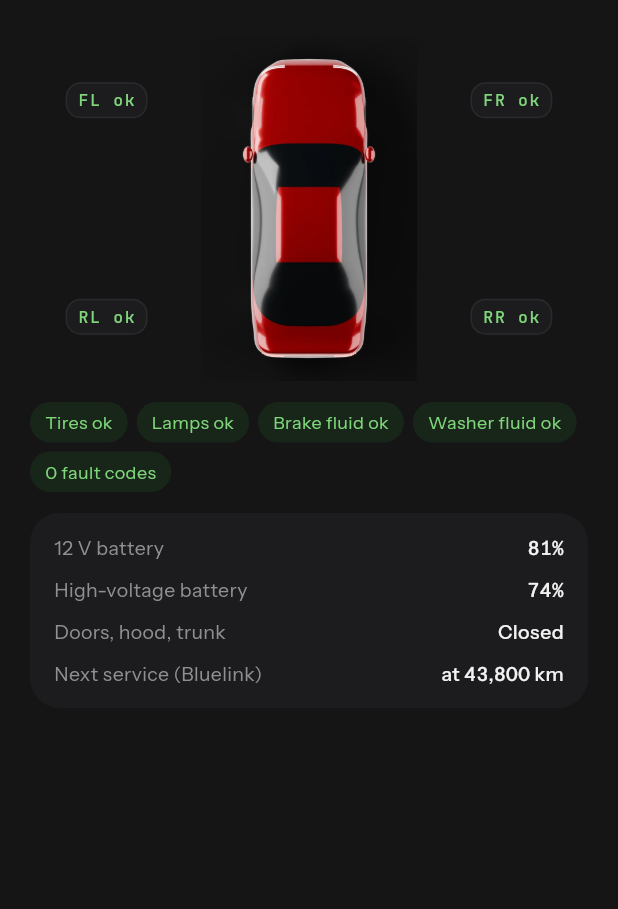
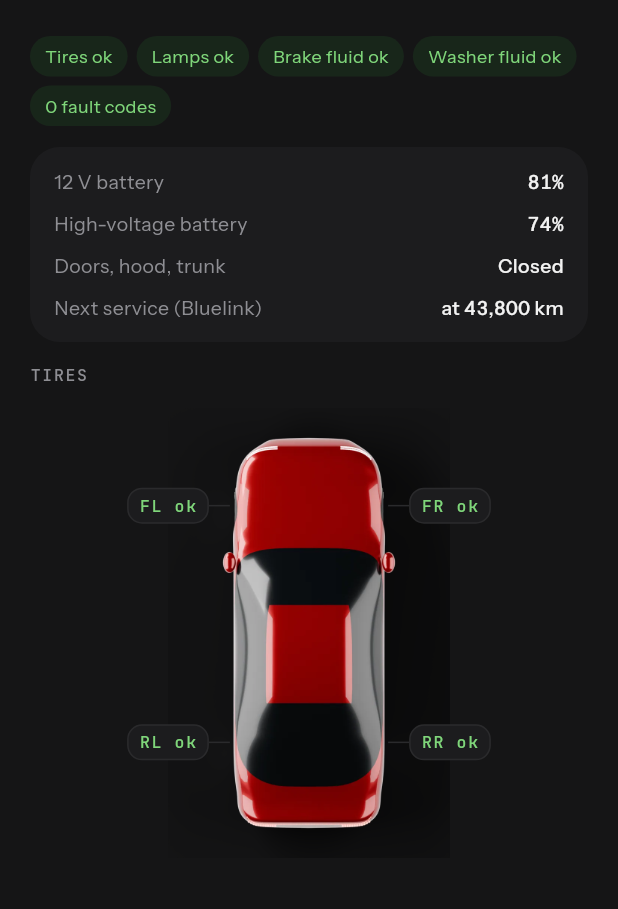
Before and after one commit to arshad1416/ioniq6-app, a Flutter app: the screen it shows after launch, after a tap on "Health", on a phone screen of 412 x 824 dp, the part 54-963 px from its top. Run offline on Flutter 3.47's test engine with Material 3 defaults, Android fonts, the phone set to English and light mode, and no system bars; our stand-ins replace flutter_secure_storage, package_info_plus, rive, shared_preferences; missing offline and left inert: home_widget; network calls fail.

Commit message:
Health: car below the details, tire status beside each wheel
Co-Authored-By: Claude Opus 5.5 <noreply@anthropic.com>
Claude-Session: https://claude.ai/code/session_01WUrNe2JgsDABoPLn9MHxUQ

```diff
--- a/lib/screens/info_screens.dart
+++ b/lib/screens/info_screens.dart
@@ -170,42 +170,9 @@ class HealthScreen extends StatelessWidget {
   @override
   Widget build(BuildContext context) {
     final car = AppScope.of(context).car;
-    final tires = car.tireWarnings;
-    Widget tire(String k, Alignment a) => Align(
-      alignment: a,
-      child: Container(
-        padding: const EdgeInsets.symmetric(horizontal: 7, vertical: 3),
-        decoration: BoxDecoration(
-          color: Palette.raise,
-          border: Border.all(color: Palette.line),
-          borderRadius: BorderRadius.circular(10),
-        ),
-        child: Text(
-          '$k ${tires[k] == true ? 'low' : 'ok'}',
-          style: Txt.mono(11, color: tires[k] == true ? Palette.amber : Palette.ok),
-        ),
-      ),
-    );
     return SubScreen(
       title: 'Health',
       children: [
-        SizedBox(
-          height: 230,
-          child: Stack(
-            children: [
-              Center(
-                child: Hero(
-                  tag: 'car',
-                  child: RotatedBox(quarterTurns: 1, child: Image.asset('assets/images/top.webp', fit: BoxFit.contain)),
-                ),
-              ),
-              tire('FL', const Alignment(-.85, -.7)),
-              tire('FR', const Alignment(.85, -.7)),
-              tire('RL', const Alignment(-.85, .7)),
-              tire('RR', const Alignment(.85, .7)),
-            ],
-          ),
-        ),
         Wrap(
           spacing: 6,
           runSpacing: 6,
@@ -226,9 +193,73 @@ class HealthScreen extends StatelessWidget {
             if (car.nextServiceKm != null) Kv('Next service (Bluelink)', 'at ${thousands(car.nextServiceKm)} km'),
           ],
         ),
+        const Lbl('Tires'),
+        _TireMap(warnings: car.tireWarnings),
       ],
     );
   }
+}
+
+/// The car from above with each tire's status beside its wheel.
+class _TireMap extends StatelessWidget {
+  const _TireMap({required this.warnings});
+  final Map<String, bool> warnings;
+
+  // Where things sit in top.webp once turned upright (front at the top), as
+  // fractions of the image: the body's sides and the two axles.
+  static const _bodyLeft = .24, _bodyRight = .76, _frontAxle = .217, _rearAxle = .743;
+  static const _height = 300.0, _aspect = 750 / 1200;
+
+  @override
+  Widget build(BuildContext context) => SizedBox(
+    height: _height,
+    child: LayoutBuilder(
+      builder: (context, box) {
+        const carW = _height * _aspect;
+        final left = (box.maxWidth - carW) / 2;
+        Widget badge(String k, double axle, bool onLeft) {
+          final low = warnings[k] == true;
+          final chip = Container(
+            padding: const EdgeInsets.symmetric(horizontal: 7, vertical: 3),
+            decoration: BoxDecoration(
+              color: Palette.raise,
+              border: Border.all(color: low ? Palette.amber : Palette.line),
+              borderRadius: BorderRadius.circular(10),
+            ),
+            child: Text('$k ${low ? 'low' : 'ok'}', style: Txt.mono(11, color: low ? Palette.amber : Palette.ok)),
+          );
+          final lead = Container(width: 14, height: 1, color: Palette.line);
+          final edge = left + carW * (onLeft ? _bodyLeft : _bodyRight);
+          return Positioned(
+            top: _height * axle - 12,
+            height: 24,
+            left: onLeft ? null : edge + 4,
+            right: onLeft ? box.maxWidth - edge + 4 : null,
+            child: Row(mainAxisSize: MainAxisSize.min, children: onLeft ? [chip, lead] : [lead, chip]),
+          );
+        }
+
+        return Stack(
+          children: [
+            Positioned(
+              left: left,
+              width: carW,
+              top: 0,
+              bottom: 0,
+              child: Hero(
+                tag: 'car',
+                child: RotatedBox(quarterTurns: 1, child: Image.asset('assets/images/top.webp', fit: BoxFit.contain)),
+              ),
+            ),
+            badge('FL', _frontAxle, true),
+            badge('FR', _frontAxle, false),
+            badge('RL', _rearAxle, true),
+            badge('RR', _rearAxle, false),
+          ],
+        );
+      },
+    ),
+  );
 }
 
 class ActivityScreen extends StatelessWidget {
```
Also changed, not shown: 2 other files.
